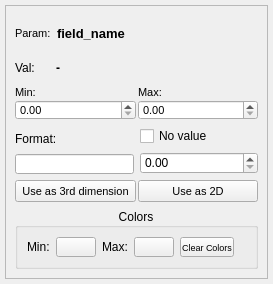
This is widgets/SubstateDisplayWidget.ui in dmacri/Qt-VTK-viewer as Qt 5 draws it before an edit. The edited form follows.
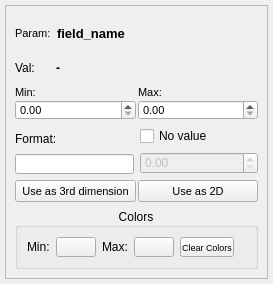
This is the edited form.

Commit message:
feat: add noValue checkbox to control filtering and update calculation methods to respect noValue when enabled
Added noValueEnabled boolean flag to SubstateInfo to track checkbox state separately from noValue itself. Updated Visualizer::calculateCellColor to only filter noValue when checkbox is enabled. Modified SubstateDisplayWidget to:
- Add getNoValue/setNoValue/isNoValueEnabled/setNoValueEnabled methods
- Connect noValue checkbox and spinbox signals
- Disable spinbox when checkbox is unchecked
- Remove

```diff
--- a/widgets/SubstateDisplayWidget.ui
+++ b/widgets/SubstateDisplayWidget.ui
@@ -313,6 +313,9 @@
           </item>
           <item>
            <widget class="QDoubleSpinBox" name="noValueDoubleSpinBox">
+            <property name="enabled">
+             <bool>false</bool>
+            </property>
             <property name="sizePolicy">
              <sizepolicy hsizetype="MinimumExpanding" vsizetype="Fixed">
               <horstretch>0</horstretch>
```
The commit also changes 6 other files.
